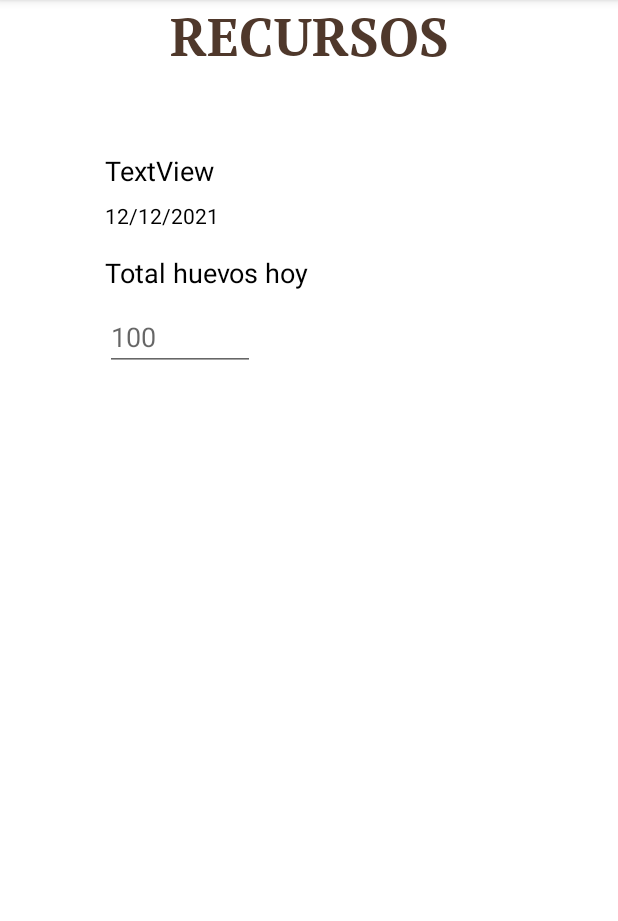
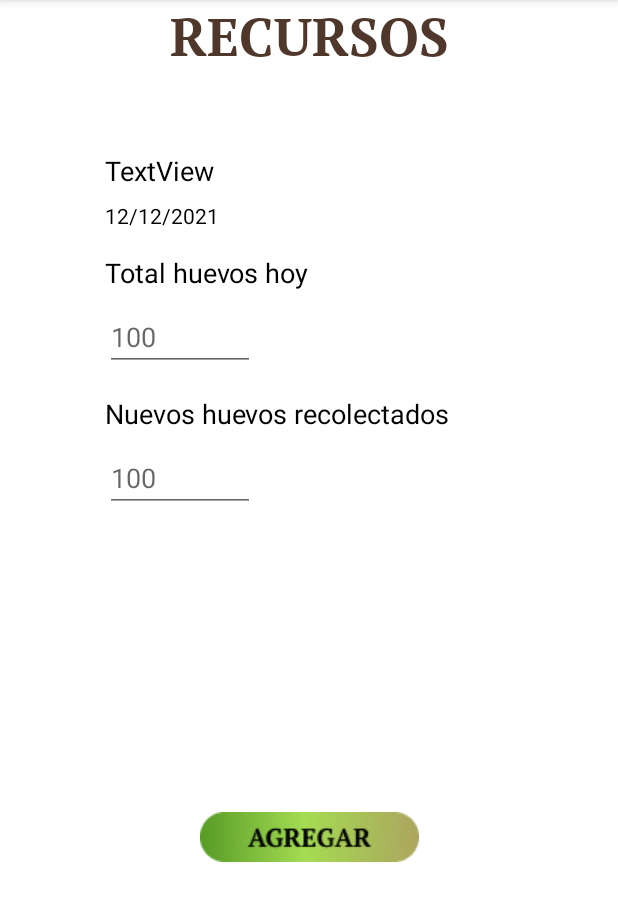
Before and after one commit to Rodrigo507/UnSaborDiferente, an Android app: the RecursosFragment screen opened through its navigation route, on a phone screen of 412 x 824 dp, the part 84-1005 px from its top. Run offline under Robolectric (Android 15) with nearby library versions, the phone set to English and light mode, and no system bars; our stand-ins replace Firebase (no records; nobody signed in at launch, a user with empty details on screens opened directly), data binding.

Commit message:
Formulario Recursos

```diff
--- a/app/src/main/res/layout/fragment_recursos.xml
+++ b/app/src/main/res/layout/fragment_recursos.xml
@@ -67,12 +67,49 @@
                 android:layout_width="100dp"
                 android:layout_height="wrap_content"
                 android:layout_marginTop="8dp"
+                android:clickable="false"
                 android:ems="10"
+                android:focusable="false"
+                android:focusableInTouchMode="false"
                 android:hint="100"
                 android:inputType="number"
                 app:layout_constraintStart_toStartOf="@+id/textView9"
                 app:layout_constraintTop_toBottomOf="@+id/textView9" />
 
+            <EditText
+                android:id="@+id/editTextNumber2"
+                android:layout_width="100dp"
+                android:layout_height="wrap_content"
+                android:layout_marginTop="8dp"
+                android:ems="10"
+                android:hint="100"
+                android:inputType="number"
+                app:layout_constraintStart_toStartOf="@+id/textView10"
+                app:layout_constraintTop_toBottomOf="@+id/textView10" />
+
+            <TextView
+                android:id="@+id/textView10"
+                android:layout_width="wrap_content"
+                android:layout_height="wrap_content"
+                android:layout_marginTop="16dp"
+                android:text="Nuevos huevos recolectados"
+                android:textColor="#000000"
+                android:textSize="18sp"
+                app:layout_constraintStart_toStartOf="@+id/editTextNumber"
+                app:layout_constraintTop_toBottomOf="@+id/editTextNumber" />
+
+            <ImageView
+                android:id="@+id/imageView2"
+                android:layout_width="wrap_content"
+                android:layout_height="wrap_content"
+                android:layout_marginTop="200dp"
+                android:layout_marginBottom="32dp"
+                app:layout_constraintBottom_toBottomOf="parent"
+                app:layout_constraintEnd_toEndOf="parent"
+                app:layout_constraintStart_toStartOf="parent"
+                app:layout_constraintTop_toBottomOf="@+id/editTextNumber2"
+                app:srcCompat="@drawable/btn_agregar" />
+
         </androidx.constraintlayout.widget.ConstraintLayout>
     </ScrollView>
 </layout>
```
